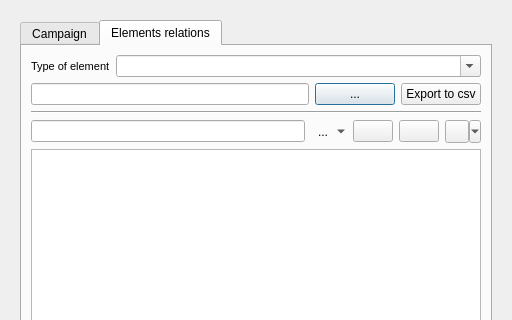
Old version of the form core/ui/toolbars/cm/add_campaign_visit_old.ui in the repository Giswater/giswater_qgis_plugin; both pictures show x 0 to 512 and y 0 to 320 of the 512 by 706 pixel window.
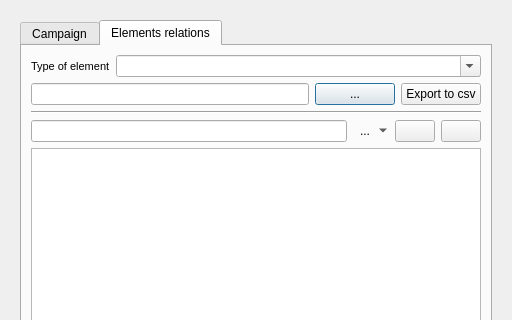
New version of the form. The open tabs and pages were chosen to show the change. Icons and pictures are not drawn.

Commit message: fix(cm_selection): Put order to the selection tools in cm.

What changed in the file:
```diff
--- a/core/ui/toolbars/cm/add_campaign_visit_old.ui
+++ b/core/ui/toolbars/cm/add_campaign_visit_old.ui
@@ -504,16 +504,6 @@
               </property>
              </widget>
             </item>
-            <item>
-             <widget class="QToolButton" name="btn_snapping">
-              <property name="text">
-               <string/>
-              </property>
-              <property name="popupMode">
-               <enum>QToolButton::MenuButtonPopup</enum>
-              </property>
-             </widget>
-            </item>
            </layout>
           </item>
           <item>
```
The commit also changes 7 other files.
